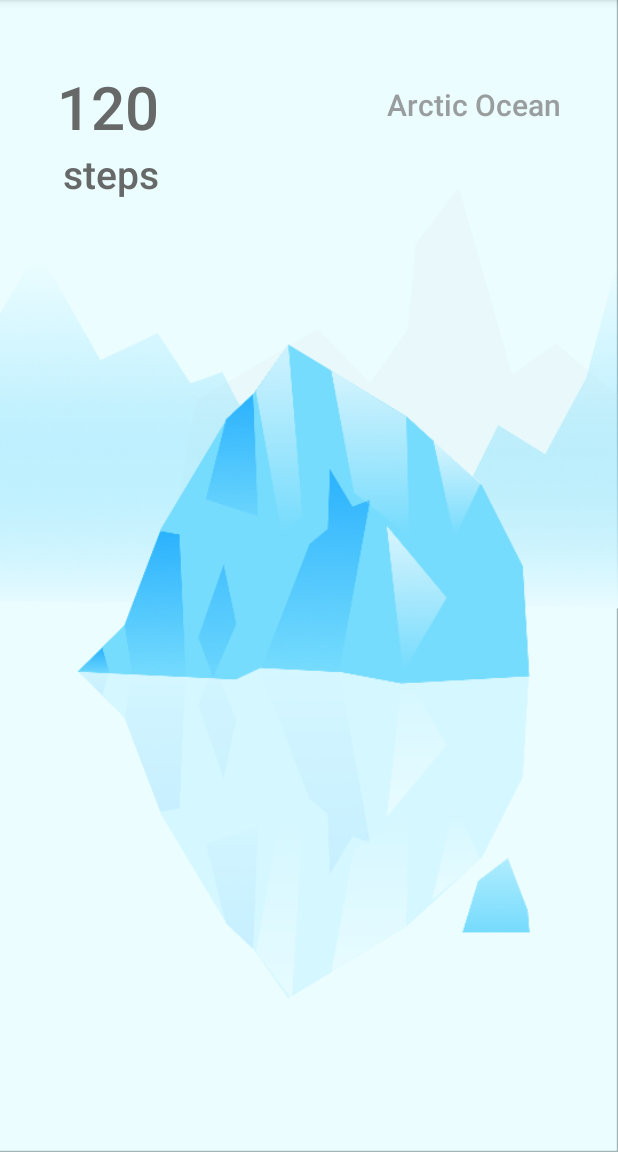
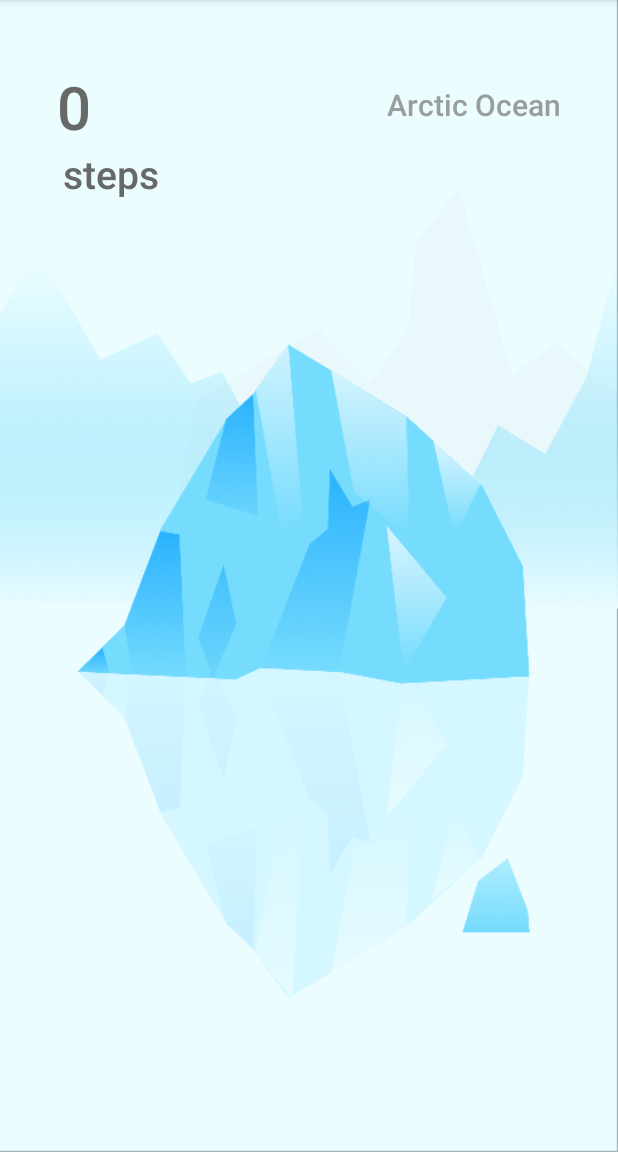
Before and after one commit to ysharry/15fall-hackcmu, an Android app: the screen it shows after launch (MainActivity), on a phone screen of 412 x 824 dp, the part 84-1236 px from its top. Run offline under Robolectric (Android 15) with nearby library versions, the phone set to English and light mode, and no system bars; 2 statements that could not run were skipped.

Commit message:
refactor get step count code

```diff
--- a/HelloWorld/app/src/main/java/org/hackcmu/helloworld/MainActivity.java
+++ b/HelloWorld/app/src/main/java/org/hackcmu/helloworld/MainActivity.java
@@ -1,12 +1,15 @@
 package org.hackcmu.helloworld;
 
 import android.app.Activity;
+import android.content.Context;
 import android.content.Intent;
 import android.content.IntentSender;
+import android.content.SharedPreferences;
 import android.os.Bundle;
 import android.util.Log;
 import android.view.Menu;
 import android.view.MenuItem;
+import android.widget.TextView;
 
 import com.google.android.gms.common.ConnectionResult;
 import com.google.android.gms.common.GooglePlayServicesUtil;
@@ -48,10 +51,24 @@ public class MainActivity extends Activity {
 
     private static final String DATE_FORMAT = "yyyy.MM.dd HH:mm:ss";
 
+    private static int totalSteps = 0;
+    private static long LastSync;
+    private static boolean firstSyncToday = true;
+
     @Override
     protected void onCreate(Bundle savedInstanceState) {
         super.onCreate(savedInstanceState);
         setContentView(R.layout.activity_main);
+
+        SharedPreferences sharedPref = getPreferences(Context.MODE_PRIVATE);
+        int defaultTotalSteps = 0;
+        addToStepCount(sharedPref.getInt(getString(R.string.saved_total_steps), defaultTotalSteps),0);
+        long defaultLastSync = 0;
+        LastSync = sharedPref.getLong(getString(R.string.saved_last_sync), defaultLastSync);
+
+        if(LastSync >= getTodayStartTime()) {
+            firstSyncToday = false;
+        }
 
         buildFitnessClient();
     }
@@ -113,58 +130,7 @@ public class MainActivity extends Activity {
                                 // Now you can make calls to the Fitness APIs.
                                 // Put application specific code here.
 
-                                // Setting a start and end date using a range of 1 week before this moment.
-                                Calendar cal = Calendar.getInstance();
-                                Date now = new Date();
-                                cal.setTime(now);
-                                long endTime = cal.getTimeInMillis();
-                                cal.add(Calendar.WEEK_OF_YEAR, -1);
-                                long startTime = cal.getTimeInMillis();
-
-                                SimpleDateFormat dateFormat = new SimpleDateFormat(DATE_FORMAT);
-                                Log.i(LOG_TAG, "Range Start: " + dateFormat.format(startTime));
-                                Log.i(LOG_TAG, "Range End: " + dateFormat.format(endTime));
-
-                                DataReadRequest readRequest = new DataReadRequest.Builder()
-                                        // The data request can specify multiple data types to return, effectively
-                                        // combining multiple data queries into one call.
-                                        // In this example, it's very unlikely that the request is for several hundred
-                                        // datapoints each consisting of a few steps and a timestamp.  The more likely
-                                        // scenario is wanting to see how many steps were walked per day, for 7 days.
-                                        .aggregate(DataType.TYPE_STEP_COUNT_DELTA, DataType.AGGREGATE_STEP_COUNT_DELTA)
-                                                // Analogous to a "Group By" in SQL, defines how data should be aggregated.
-                                                // bucketByTime allows for a time span, whereas bucketBySession would allow
-                                                // bucketing by "sessions", which would need to be defined in code.
-                                        .bucketByTime(1, TimeUnit.DAYS)
-                                        .setTimeRange(startTime, endTime, TimeUnit.MILLISECONDS)
-                                        .build();
-
-                                // Invoke the History API to fetch the data with the query and await the result of
-                                // the read request.
-                                PendingResult<DataReadResult> pendingResult =
-                                        Fitness.HistoryApi.readData(mClient, readRequest);
-
-                                pendingResult.setResultCallback(
-                                        new ResultCallback<DataReadResult>() {
-                                            @Override
-                                            public void onResult(DataReadResult dataReadResult) {
-                                                Log.d(LOG_TAG, "got result!!!, size: " + dataReadResult.getBuckets().size());
-                                                if (dataReadResult.getBuckets().size() > 0) {
-                                                    for (Bucket bucket : dataReadResult.getBuckets()) {
-                                                        List<DataSet> dataSets = bucket.getDataSets();
-                                                        for (DataSet dataSet : dataSets) {
-                                                            // Show the data points
-                                                            processDataSet(dataSet);
-                                                        }
-                                                    }
-                                                }
-                                                Log.d(LOG_TAG, "datasets size: " + dataReadResult.getDataSets().size());
-                                            }
-                                        }
-                                );
-
-                                Log.d(LOG_TAG, "callback set");
-
+                                syncStepCount();
                             }
 
                             @Override
@@ -211,20 +177,91 @@ public class MainActivity extends Activity {
                 .build();
     }
 
+    private void syncStepCount() {
+        long endTime = getCurrentTime();
+        long startTime = LastSync;
+
+        if(firstSyncToday) {
+            startTime = getTodayStartTime();
+        }
+
+        SimpleDateFormat dateFormat = new SimpleDateFormat(DATE_FORMAT);
+        Log.i(LOG_TAG, "Range Start: " + dateFormat.format(startTime));
+        Log.i(LOG_TAG, "Range End: " + dateFormat.format(endTime));
+
+        DataReadRequest readRequest = new DataReadRequest.Builder()
+                // The data request can specify multiple data types to return, effectively
+                // combining multiple data queries into one call.
+                // In this example, it's very unlikely that the request is for several hundred
+                // datapoints each consisting of a few steps and a timestamp.  The more likely
+                // scenario is wanting to see how many steps were walked per day, for 7 days.
+                .aggregate(DataType.TYPE_STEP_COUNT_DELTA, DataType.AGGREGATE_STEP_COUNT_DELTA)
+                        // Analogous to a "Group By" in SQL, defines how data should be aggregated.
+                        // bucketByTime allows for a time span, whereas bucketBySession would allow
+                        // bucketing by "sessions", which would need to be defined in code.
+                .bucketByTime(1, TimeUnit.DAYS)
+                .setTimeRange(startTime, endTime, TimeUnit.MILLISECONDS)
+                .build();
+
+        // Invoke the History API to fetch the data with the query and await the result of
+        // the read request.
+        PendingResult<DataReadResult> pendingResult =
+                Fitness.HistoryApi.readData(mClient, readRequest);
+
+        pendingResult.setResultCallback(
+                new ResultCallback<DataReadResult>() {
+                    @Override
+                    public void onResult(DataReadResult dataReadResult) {
+                        Log.d(LOG_TAG, "got result!!!, size: " + dataReadResult.getBuckets().size());
+                        if (dataReadResult.getBuckets().size() > 0) {
+                            for (Bucket bucket : dataReadResult.getBuckets()) {
+                                List<DataSet> dataSets = bucket.getDataSets();
+                                for (DataSet dataSet : dataSets) {
+                                    // Show the data points
+                                    processDataSet(dataSet);
+                                }
+                            }
+                        }
+                        Log.d(LOG_TAG, "datasets size: " + dataReadResult.getDataSets().size());
+                    }
+                }
+        );
+    }
+
     private void processDataSet(DataSet dataSet) {
         Log.i(LOG_TAG, "Data returned for Data type: " + dataSet.getDataType().getName());
         SimpleDateFormat dateFormat = new SimpleDateFormat(DATE_FORMAT);
 
+        int multidaySteps = 0;
+        int todaySteps = 0;
+
         for (DataPoint dp : dataSet.getDataPoints()) {
-            Log.i(LOG_TAG, "Data point:");
-            Log.i(LOG_TAG, "\tType: " + dp.getDataType().getName());
-            Log.i(LOG_TAG, "\tStart: " + dateFormat.format(dp.getStartTime(TimeUnit.MILLISECONDS)));
-            Log.i(LOG_TAG, "\tEnd: " + dateFormat.format(dp.getEndTime(TimeUnit.MILLISECONDS)));
+//            Log.i(LOG_TAG, "Data point:");
+//            Log.i(LOG_TAG, "\tType: " + dp.getDataType().getName());
+//            Log.i(LOG_TAG, "\tStart: " + dateFormat.format(dp.getStartTime(TimeUnit.MILLISECONDS)));
+//            Log.i(LOG_TAG, "\tEnd: " + dateFormat.format(dp.getEndTime(TimeUnit.MILLISECONDS)));
             for(Field field : dp.getDataType().getFields()) {
-                Log.i(LOG_TAG, "\tField: " + field.getName() +
-                        " Value: " + dp.getValue(field));
+//                Log.i(LOG_TAG, "\tField: " + field.getName() +
+//                        " Value: " + dp.getValue(field));
+                if(field.getName().equals("steps")) {
+                    if(firstSyncToday && dp.getDataType().indexOf(field) + 1 == dp.getDataType().getFields().size()) {
+                        todaySteps = dp.getValue(field).asInt();
+                    } else {
+                        multidaySteps += dp.getValue(field).asInt();
+                    }
+                }
             }
         }
+
+        addToStepCount(multidaySteps, todaySteps);
+
+        SharedPreferences sharedPref = getPreferences(Context.MODE_PRIVATE);
+        SharedPreferences.Editor editor = sharedPref.edit();
+        editor.putInt(getString(R.string.saved_total_steps), getTotalSteps());
+        editor.putLong(getString(R.string.saved_last_sync), getTodayStartTime());
+        editor.apply();
+
+        firstSyncToday = false;
     }
 
     @Override
@@ -248,4 +285,32 @@ public class MainActivity extends Activity {
 
         return super.onOptionsItemSelected(item);
     }
+
+    private long getCurrentTime() {
+        Calendar cal = Calendar.getInstance();
+        Date now = new Date();
+        cal.setTime(now);
+        return cal.getTimeInMillis();
+    }
+
+    private long getTodayStartTime() {
+        Calendar today = Calendar.getInstance();
+        today.set(Calendar.MILLISECOND, 0);
+        today.set(Calendar.SECOND, 0);
+        today.set(Calendar.MINUTE, 0);
+        today.set(Calendar.HOUR_OF_DAY, 0);
+
+        return today.getTimeInMillis();
+    }
+
+    private void addToStepCount(int multidaySteps, int todaySteps) {
+        totalSteps += multidaySteps;
+        int actualTotaoSteps = totalSteps += todaySteps;
+        TextView stepCountView = (TextView) findViewById(R.id.stepnumber);
+        stepCountView.setText(String.valueOf(actualTotaoSteps));
+    }
+
+    public int getTotalSteps() {
+        return totalSteps;
+    }
 }
--- a/HelloWorld/app/src/main/res/values/strings.xml
+++ b/HelloWorld/app/src/main/res/values/strings.xml
@@ -5,4 +5,14 @@
     <string name="action_settings">Settings</string>
 
     <string name="app_id">YOUR_APP_ID</string>
+
+    <!-- Labels for Shared Preferences -->
+    <string name="saved_total_steps">SAVED_TOTAL_STEPS</string>
+    <string name="saved_last_sync">SAVED_LAST_SYNC</string>
+
+    <!-- MainActivity -->
+    <string name="steps_label">steps</string>
+
+    <!-- Places -->
+    <string name="places_arctic_ocean">Arctic Ocean</string>
 </resources>
--- a/HelloWorld/app/src/main/res/values/styles.xml
+++ b/HelloWorld/app/src/main/res/values/styles.xml
@@ -1,7 +1,7 @@
 <resources>
 
     <!-- Base application theme. -->
-    <style name="AppTheme" parent="android:Theme.Holo.Light.DarkActionBar">
+    <style name="AppTheme" parent="Theme.AppCompat.Light.NoActionBar">
         <!-- Customize your theme here. -->
     </style>
     <style name="CustomTextViewStyle" parent="android:Widget.TextView">
```
Also changed, not shown: 1 other file.
